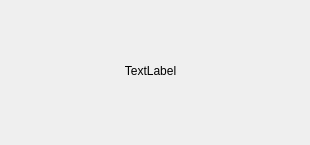
First picture: the form in OCC_Project/UI/Error_Dialog.ui, repository Cancerrrr/PyOcc_Project_2021, before the edit.
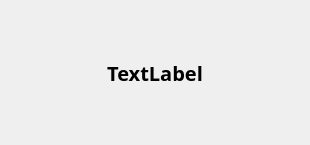
Second picture: the form after the edit.

```diff
--- a/OCC_Project/UI/Error_Dialog.ui
+++ b/OCC_Project/UI/Error_Dialog.ui
@@ -13,14 +13,22 @@
   <property name="windowTitle">
    <string>Error</string>
   </property>
+  <layout class="QGridLayout" name="gridLayout" columnstretch="0">
+   <item row="0" column="0">
   <widget class="QLabel" name="label">
-   <property name="geometry">
-    <rect>
-     <x>60</x>
-     <y>50</y>
-     <width>181</width>
-     <height>41</height>
-    </rect>
+     <property name="font">
+      <font>
+       <family>Sitka Text</family>
+       <pointsize>15</pointsize>
+       <weight>75</weight>
+       <bold>true</bold>
+      </font>
+     </property>
+     <property name="frameShape">
+      <enum>QFrame::NoFrame</enum>
+     </property>
+     <property name="frameShadow">
+      <enum>QFrame::Plain</enum>
    </property>
    <property name="text">
     <string>TextLabel</string>
@@ -29,6 +37,8 @@
     <set>Qt::AlignCenter</set>
    </property>
   </widget>
+   </item>
+  </layout>
  </widget>
  <resources/>
  <connections/>
```
Lines whose indentation alone changed are shown as unchanged.
